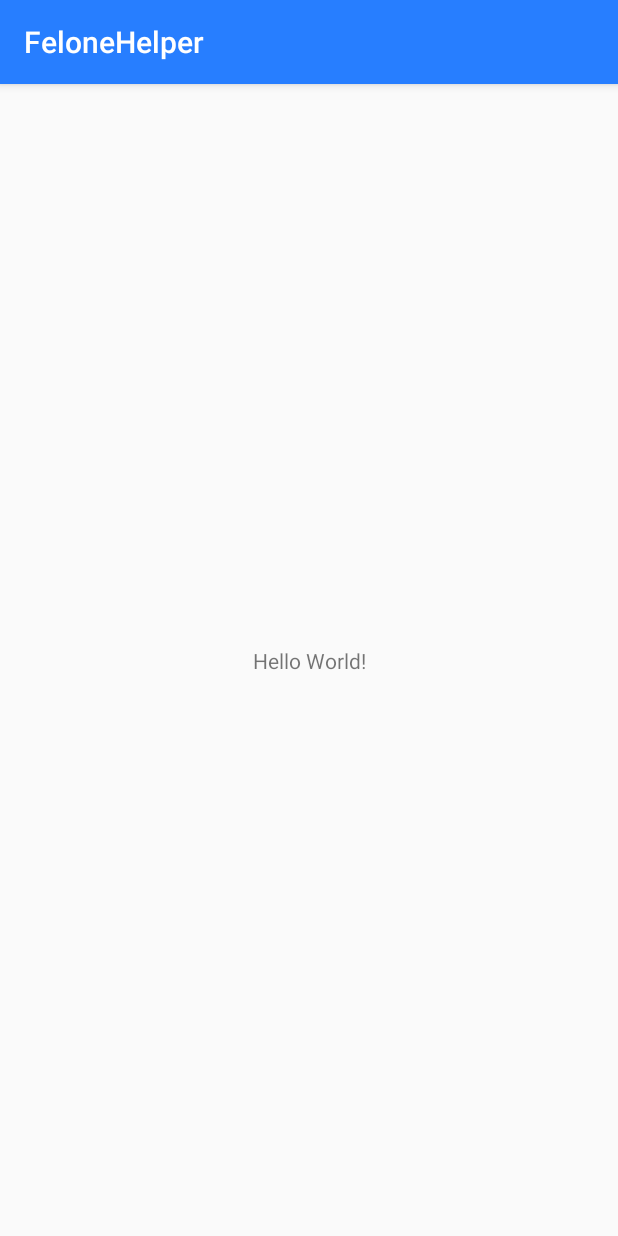
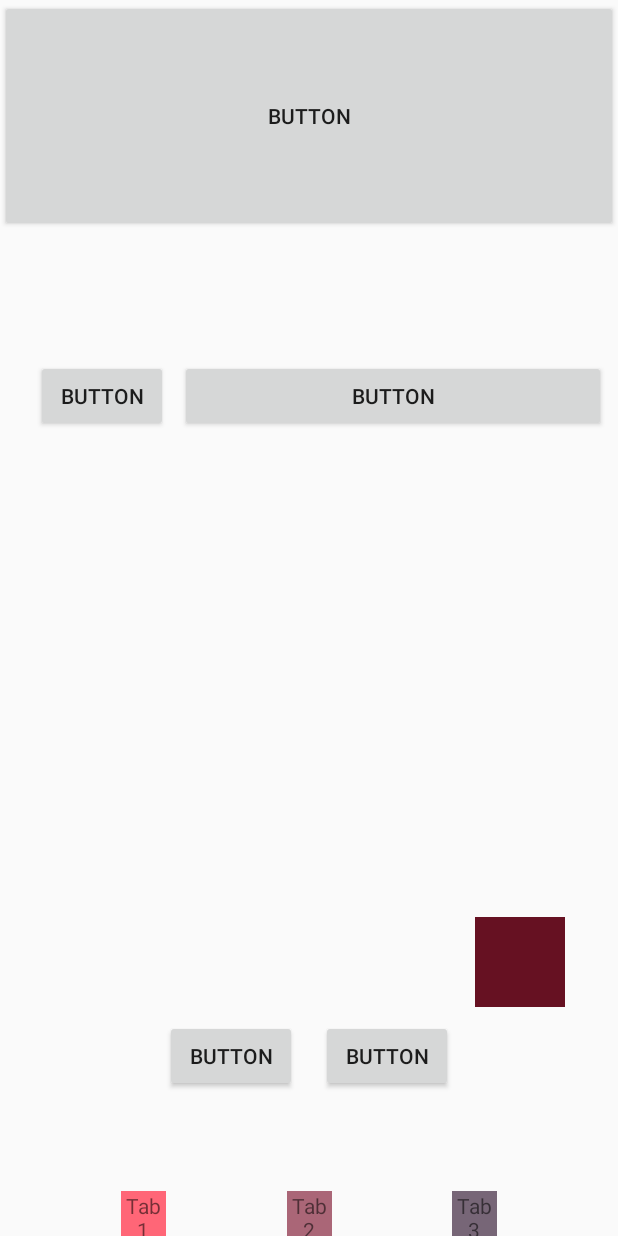
Before and after one commit to BitToNet/FeloneHelper, an Android app: the screen it shows after launch (MainActivity), on a phone screen of 412 x 824 dp. Run offline under Robolectric (Android 15) with nearby library versions, the phone set to English and light mode, and no system bars.

Commit message:
试一下约束布局

```diff
--- a/app/src/main/res/layout/activity_main.xml
+++ b/app/src/main/res/layout/activity_main.xml
@@ -4,15 +4,136 @@
     xmlns:tools="http://schemas.android.com/tools"
     android:layout_width="match_parent"
     android:layout_height="match_parent"
-    tools:context=".MainActivity">
+    tools:context=".MainActivity"
+    tools:layout_editor_absoluteY="25dp">
+
+    <Button
+        android:id="@+id/button"
+        android:layout_width="wrap_content"
+        android:layout_height="wrap_content"
+        android:layout_marginBottom="96dp"
+        android:layout_marginEnd="8dp"
+        android:layout_marginStart="40dp"
+        android:text="Button"
+        app:layout_constraintBottom_toBottomOf="parent"
+        app:layout_constraintEnd_toStartOf="@+id/guideline"
+        app:layout_constraintHorizontal_bias="1.0"
+        app:layout_constraintStart_toStartOf="parent" />
+
+    <Button
+        android:id="@+id/button2"
+        android:layout_width="wrap_content"
+        android:layout_height="wrap_content"
+        android:layout_marginStart="8dp"
+        android:text="Button"
+        app:layout_constraintBottom_toBottomOf="@+id/button"
+        app:layout_constraintStart_toStartOf="@+id/guideline" />
+
+    <android.support.constraint.Guideline
+        android:id="@+id/guideline"
+        android:layout_width="wrap_content"
+        android:layout_height="wrap_content"
+        android:orientation="vertical"
+        app:layout_constraintGuide_percent="0.5" />
+
+    <android.support.constraint.Guideline
+        android:id="@+id/guideline2"
+        android:layout_width="wrap_content"
+        android:layout_height="wrap_content"
+        android:orientation="horizontal"
+        app:layout_constraintGuide_begin="16dp" />
+
+    <Button
+        android:id="@+id/button8"
+        android:layout_width="0dp"
+        android:layout_height="wrap_content"
+        android:layout_marginEnd="8dp"
+        android:layout_marginStart="8dp"
+        android:text="Button"
+        app:layout_constraintEnd_toEndOf="parent"
+        app:layout_constraintHorizontal_bias="1.0"
+        app:layout_constraintStart_toEndOf="@+id/button9"
+        app:layout_constraintTop_toTopOf="@+id/button9" />
+
+    <Button
+        android:id="@+id/button9"
+        android:layout_width="wrap_content"
+        android:layout_height="wrap_content"
+        android:layout_marginStart="24dp"
+        android:layout_marginTop="240dp"
+        android:text="Button"
+        app:layout_constraintStart_toStartOf="parent"
+        app:layout_constraintTop_toTopOf="parent" />
+
+    <Button
+        android:id="@+id/button10"
+        android:layout_width="0dp"
+        android:layout_height="0dp"
+        android:text="Button"
+        app:layout_constraintDimensionRatio="16:6"
+        app:layout_constraintEnd_toEndOf="parent"
+        app:layout_constraintStart_toStartOf="parent" />
 
     <TextView
+        android:id="@+id/tab1"
+        android:layout_width="30dp"
+        android:layout_height="30dp"
+        android:background="#f67"
+        android:gravity="center"
+        android:text="Tab1"
+        app:layout_constraintBottom_toBottomOf="parent"
+        app:layout_constraintHorizontal_chainStyle="spread"
+        app:layout_constraintLeft_toLeftOf="parent"
+        app:layout_constraintRight_toLeftOf="@+id/tab2" />
+
+
+    <TextView
+        android:id="@+id/tab2"
+        android:layout_width="30dp"
+        android:layout_height="30dp"
+        android:background="#A67"
+        android:gravity="center"
+        android:text="Tab2"
+        app:layout_constraintBottom_toBottomOf="parent"
+        app:layout_constraintHorizontal_chainStyle="spread"
+        app:layout_constraintLeft_toRightOf="@id/tab1"
+        app:layout_constraintRight_toLeftOf="@+id/tab3" />
+
+
+    <TextView
+        android:id="@+id/tab3"
+        android:layout_width="30dp"
+        android:layout_height="30dp"
+        android:background="#767"
+        android:gravity="center"
+        android:text="Tab3"
+        app:layout_constraintBottom_toBottomOf="parent"
+        app:layout_constraintHorizontal_chainStyle="spread"
+        app:layout_constraintLeft_toRightOf="@id/tab2"
+        app:layout_constraintRight_toRightOf="parent" />
+
+    <TextView
+        android:layout_width="60dp"
+        android:layout_height="60dp"
+        android:background="#612"
+        app:layout_constraintBottom_toBottomOf="parent"
+        app:layout_constraintHorizontal_bias="0.9"
+        app:layout_constraintLeft_toLeftOf="parent"
+        app:layout_constraintRight_toRightOf="parent"
+        app:layout_constraintTop_toTopOf="parent"
+        app:layout_constraintVertical_bias="0.8" />
+
+    <android.support.constraint.Guideline
+        android:id="@+id/guideline3"
         android:layout_width="wrap_content"
         android:layout_height="wrap_content"
-        android:text="Hello World!"
-        app:layout_constraintBottom_toBottomOf="parent"
-        app:layout_constraintLeft_toLeftOf="parent"
-        app:layout_constraintRight_toRightOf="parent"
-        app:layout_constraintTop_toTopOf="parent" />
+        android:orientation="vertical"
+        app:layout_constraintGuide_percent="0.5" />
 
+    <android.support.constraint.Guideline
+        android:id="@+id/guideline4"
+        android:layout_width="wrap_content"
+        android:layout_height="wrap_content"
+        android:orientation="horizontal"
+        app:layout_constraintGuide_begin="20dp" />
 </android.support.constraint.ConstraintLayout>
--- a/app/src/main/res/layout/dialog_pay.xml
+++ b/app/src/main/res/layout/dialog_pay.xml
@@ -28,13 +28,14 @@
             android:text="确认要离开收银台？" />
 
         <TextView
+            android:paddingLeft="30dp"
+            android:paddingRight="30dp"
             android:id="@+id/tv_message"
             android:layout_width="match_parent"
             android:layout_height="wrap_content"
             android:gravity="center"
             android:textColor="@color/text_color_9b"
-            android:text="超过支付时效后订单将被取消，请尽
-        快完成支付" />
+            android:text="超过支付时效后订单将被取消，请尽快完成支付" />
 
         <LinearLayout
             android:layout_marginTop="10dp"
--- a/app/src/main/res/values/styles.xml
+++ b/app/src/main/res/values/styles.xml
@@ -1,7 +1,7 @@
 <resources>
 
     <!-- Base application theme. -->
-    <style name="AppTheme" parent="Theme.AppCompat.Light.DarkActionBar">
+    <style name="AppTheme" parent="Theme.AppCompat.Light.NoActionBar">
         <!-- Customize your theme here. -->
         <item name="colorPrimary">@color/colorPrimary</item>
         <item name="colorPrimaryDark">@color/colorPrimaryDark</item>
```
Also changed, not shown: 1 other file.
